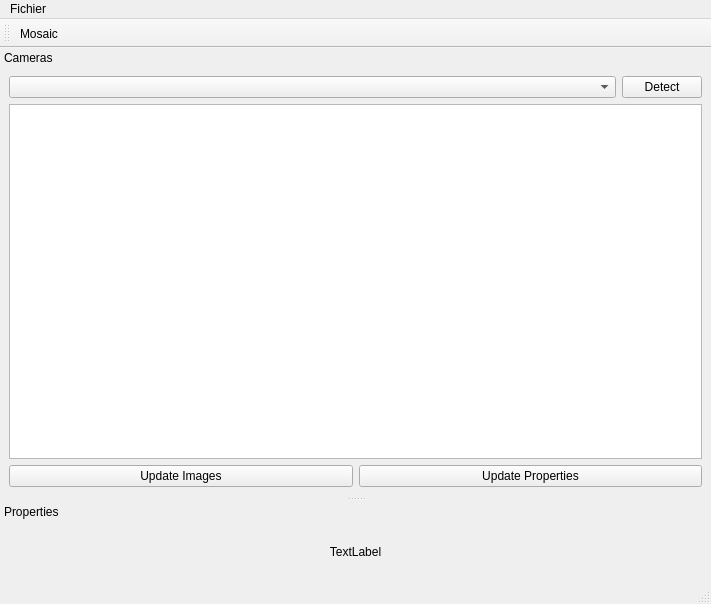
Qt form ProjetNorvege/mainwindow.ui (Antoinephi/Project-Norway) before a commit.
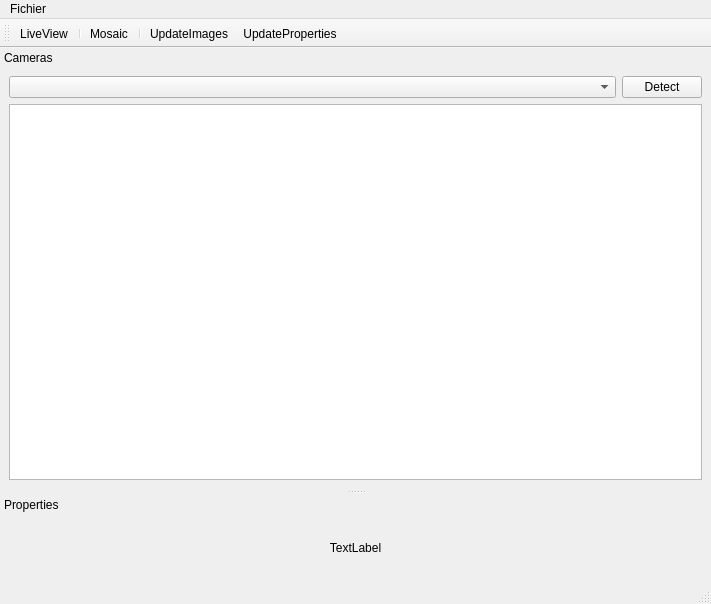
The same form after that commit. Icons and pictures are not drawn.

The edit to the form file:
```diff
--- a/ProjetNorvege/mainwindow.ui
+++ b/ProjetNorvege/mainwindow.ui
@@ -114,27 +114,6 @@
        </attribute>
       </widget>
      </item>
-     <item>
-      <layout class="QHBoxLayout" name="horizontalLayout_2">
-       <property name="topMargin">
-        <number>0</number>
-       </property>
-       <item>
-        <widget class="QPushButton" name="updateImages">
-         <property name="text">
-          <string>Update Images</string>
-         </property>
-        </widget>
-       </item>
-       <item>
-        <widget class="QPushButton" name="updateProperties">
-         <property name="text">
-          <string>Update Properties</string>
-         </property>
-        </widget>
-       </item>
-      </layout>
-     </item>
     </layout>
    </widget>
   </widget>
@@ -176,6 +155,9 @@
    <property name="windowTitle">
     <string>toolBar</string>
    </property>
+   <property name="toolButtonStyle">
+    <enum>Qt::ToolButtonIconOnly</enum>
+   </property>
    <property name="floatable">
     <bool>false</bool>
    </property>
@@ -185,7 +167,12 @@
    <attribute name="toolBarBreak">
     <bool>false</bool>
    </attribute>
+   <addaction name="actionLiveView"/>
+   <addaction name="separator"/>
    <addaction name="actionMosaic"/>
+   <addaction name="separator"/>
+   <addaction name="actionUpdateImages"/>
+   <addaction name="actionUpdateProperties"/>
   </widget>
   <action name="actionQuitter">
    <property name="text">
@@ -203,6 +190,28 @@
     <string>Make a mosaic with camera views</string>
    </property>
   </action>
+  <action name="actionUpdateImages">
+   <property name="text">
+    <string>UpdateImages</string>
+   </property>
+  </action>
+  <action name="actionUpdateProperties">
+   <property name="text">
+    <string>UpdateProperties</string>
+   </property>
+  </action>
+  <action name="actionLiveView">
+   <property name="checkable">
+    <bool>true</bool>
+   </property>
+   <property name="icon">
+    <iconset resource="Ressources.qrc">
+     <normaloff>:/new/icons/liveview.png</normaloff>:/new/icons/liveview.png</iconset>
+   </property>
+   <property name="text">
+    <string>LiveView</string>
+   </property>
+  </action>
  </widget>
  <resources/>
  <connections/>
```
Left out of the diff: 12 changed lines with no effect on the pictures.
